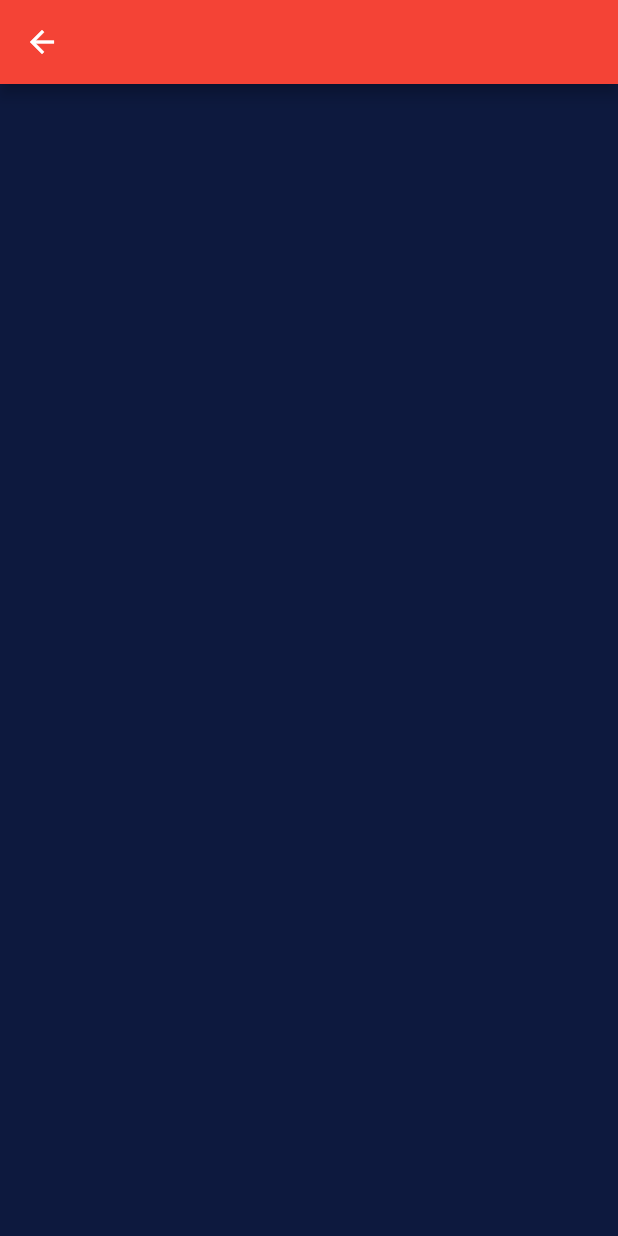
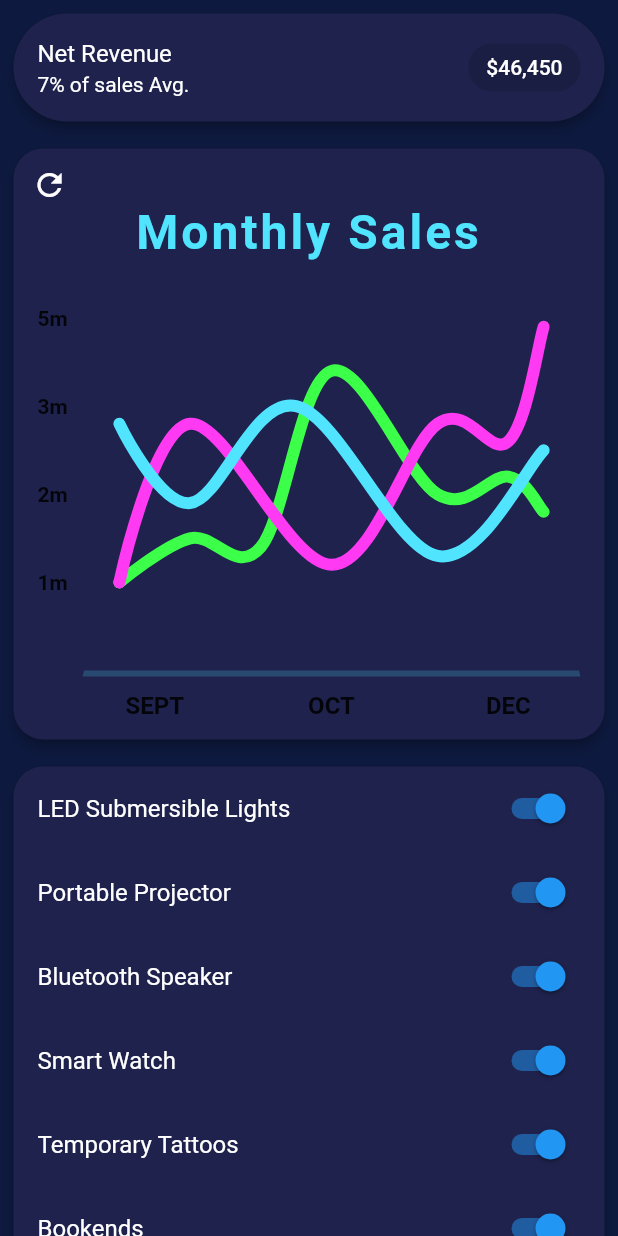
Before and after one commit to EhsanTgv/ui_panel_dashboard_practice, a Flutter app: the PanelRightPage screen opened directly, on a phone screen of 412 x 824 dp. Run offline on Flutter 3.47's test engine with Material 2 defaults, Android fonts, the phone set to English and light mode, and no system bars; drawn by our look-alikes of fl_chart.

Commit message:
Implement Right panel

```diff
--- /dev/null
+++ b/lib/panel_right_page/line_chart_sample1.dart
@@ -0,0 +1,371 @@
+import 'package:fl_chart/fl_chart.dart';
+import 'package:flutter/material.dart';
+import 'package:ui_panel_dashboard_practice/constants.dart';
+
+class _LineChart extends StatelessWidget {
+  const _LineChart({required this.isShowingMainData});
+
+  final bool isShowingMainData;
+
+  @override
+  Widget build(BuildContext context) {
+    return LineChart(
+      isShowingMainData ? sampleData1 : sampleData2,
+      swapAnimationDuration: const Duration(milliseconds: 250),
+    );
+  }
+
+  LineChartData get sampleData1 => LineChartData(
+        lineTouchData: lineTouchData1,
+        gridData: gridData,
+        titlesData: titlesData1,
+        borderData: borderData,
+        lineBarsData: lineBarsData1,
+        minX: 0,
+        maxX: 14,
+        maxY: 4,
+        minY: 0,
+      );
+
+  LineChartData get sampleData2 => LineChartData(
+        lineTouchData: lineTouchData2,
+        gridData: gridData,
+        titlesData: titlesData2,
+        borderData: borderData,
+        lineBarsData: lineBarsData2,
+        minX: 0,
+        maxX: 14,
+        maxY: 6,
+        minY: 0,
+      );
+
+  LineTouchData get lineTouchData1 => LineTouchData(
+        handleBuiltInTouches: true,
+        touchTooltipData: LineTouchTooltipData(
+          tooltipBgColor: Colors.blueGrey.withOpacity(0.8),
+        ),
+      );
+
+  FlTitlesData get titlesData1 => FlTitlesData(
+        bottomTitles: AxisTitles(
+          sideTitles: bottomTitles,
+        ),
+        rightTitles: AxisTitles(
+          sideTitles: SideTitles(showTitles: false),
+        ),
+        topTitles: AxisTitles(
+          sideTitles: SideTitles(showTitles: false),
+        ),
+        leftTitles: AxisTitles(
+          sideTitles: leftTitles(),
+        ),
+      );
+
+  List<LineChartBarData> get lineBarsData1 => [
+        lineChartBarData1_1,
+        lineChartBarData1_2,
+        lineChartBarData1_3,
+      ];
+
+  LineTouchData get lineTouchData2 => LineTouchData(
+        enabled: false,
+      );
+
+  FlTitlesData get titlesData2 => FlTitlesData(
+        bottomTitles: AxisTitles(
+          sideTitles: bottomTitles,
+        ),
+        rightTitles: AxisTitles(
+          sideTitles: SideTitles(showTitles: false),
+        ),
+        topTitles: AxisTitles(
+          sideTitles: SideTitles(showTitles: false),
+        ),
+        leftTitles: AxisTitles(
+          sideTitles: leftTitles(),
+        ),
+      );
+
+  List<LineChartBarData> get lineBarsData2 => [
+        lineChartBarData2_1,
+        lineChartBarData2_2,
+        lineChartBarData2_3,
+      ];
+
+  Widget leftTitleWidgets(double value, TitleMeta meta) {
+    const style = TextStyle(
+      fontWeight: FontWeight.bold,
+      fontSize: 14,
+    );
+    String text;
+    switch (value.toInt()) {
+      case 1:
+        text = '1m';
+        break;
+      case 2:
+        text = '2m';
+        break;
+      case 3:
+        text = '3m';
+        break;
+      case 4:
+        text = '5m';
+        break;
+      case 5:
+        text = '6m';
+        break;
+      default:
+        return Container();
+    }
+
+    return Text(text, style: style, textAlign: TextAlign.center);
+  }
+
+  SideTitles leftTitles() => SideTitles(
+        getTitlesWidget: leftTitleWidgets,
+        showTitles: true,
+        interval: 1,
+        reservedSize: 40,
+      );
+
+  Widget bottomTitleWidgets(double value, TitleMeta meta) {
+    const style = TextStyle(
+      fontWeight: FontWeight.bold,
+      fontSize: 16,
+    );
+    Widget text;
+    switch (value.toInt()) {
+      case 2:
+        text = const Text('SEPT', style: style);
+        break;
+      case 7:
+        text = const Text('OCT', style: style);
+        break;
+      case 12:
+        text = const Text('DEC', style: style);
+        break;
+      default:
+        text = const Text('');
+        break;
+    }
+
+    return SideTitleWidget(
+      axisSide: meta.axisSide,
+      space: 10,
+      child: text,
+    );
+  }
+
+  SideTitles get bottomTitles => SideTitles(
+        showTitles: true,
+        reservedSize: 32,
+        interval: 1,
+        getTitlesWidget: bottomTitleWidgets,
+      );
+
+  FlGridData get gridData => FlGridData(show: false);
+
+  FlBorderData get borderData => FlBorderData(
+        show: true,
+        border: Border(
+          bottom: BorderSide(
+              color: const Color(0xFF50E4FF).withOpacity(0.2), width: 4),
+          left: const BorderSide(color: Colors.transparent),
+          right: const BorderSide(color: Colors.transparent),
+          top: const BorderSide(color: Colors.transparent),
+        ),
+      );
+
+  LineChartBarData get lineChartBarData1_1 => LineChartBarData(
+        isCurved: true,
+        color: const Color(0xFF3BFF49),
+        barWidth: 8,
+        isStrokeCapRound: true,
+        dotData: FlDotData(show: false),
+        belowBarData: BarAreaData(show: false),
+        spots: const [
+          FlSpot(1, 1),
+          FlSpot(3, 1.5),
+          FlSpot(5, 1.4),
+          FlSpot(7, 3.4),
+          FlSpot(10, 2),
+          FlSpot(12, 2.2),
+          FlSpot(13, 1.8),
+        ],
+      );
+
+  LineChartBarData get lineChartBarData1_2 => LineChartBarData(
+        isCurved: true,
+        color: const Color(0xFFFF3AF2),
+        barWidth: 8,
+        isStrokeCapRound: true,
+        dotData: FlDotData(show: false),
+        belowBarData: BarAreaData(
+          show: false,
+          color: const Color(0xFFFF3AF2).withOpacity(0),
+        ),
+        spots: const [
+          FlSpot(1, 1),
+          FlSpot(3, 2.8),
+          FlSpot(7, 1.2),
+          FlSpot(10, 2.8),
+          FlSpot(12, 2.6),
+          FlSpot(13, 3.9),
+        ],
+      );
+
+  LineChartBarData get lineChartBarData1_3 => LineChartBarData(
+        isCurved: true,
+        color: const Color(0xFF50E4FF),
+        barWidth: 8,
+        isStrokeCapRound: true,
+        dotData: FlDotData(show: false),
+        belowBarData: BarAreaData(show: false),
+        spots: const [
+          FlSpot(1, 2.8),
+          FlSpot(3, 1.9),
+          FlSpot(6, 3),
+          FlSpot(10, 1.3),
+          FlSpot(13, 2.5),
+        ],
+      );
+
+  LineChartBarData get lineChartBarData2_1 => LineChartBarData(
+        isCurved: true,
+        curveSmoothness: 0,
+        color: const Color(0xFF3BFF49).withOpacity(0.5),
+        barWidth: 4,
+        isStrokeCapRound: true,
+        dotData: FlDotData(show: false),
+        belowBarData: BarAreaData(show: false),
+        spots: const [
+          FlSpot(1, 1),
+          FlSpot(3, 4),
+          FlSpot(5, 1.8),
+          FlSpot(7, 5),
+          FlSpot(10, 2),
+          FlSpot(12, 2.2),
+          FlSpot(13, 1.8),
+        ],
+      );
+
+  LineChartBarData get lineChartBarData2_2 => LineChartBarData(
+        isCurved: true,
+        color: const Color(0xFFFF3AF2).withOpacity(0.5),
+        barWidth: 4,
+        isStrokeCapRound: true,
+        dotData: FlDotData(show: false),
+        belowBarData: BarAreaData(
+          show: true,
+          color: const Color(0xFFFF3AF2).withOpacity(0.2),
+        ),
+        spots: const [
+          FlSpot(1, 1),
+          FlSpot(3, 2.8),
+          FlSpot(7, 1.2),
+          FlSpot(10, 2.8),
+          FlSpot(12, 2.6),
+          FlSpot(13, 3.9),
+        ],
+      );
+
+  LineChartBarData get lineChartBarData2_3 => LineChartBarData(
+        isCurved: true,
+        curveSmoothness: 0,
+        color: const Color(0xFF50E4FF).withOpacity(0.5),
+        barWidth: 2,
+        isStrokeCapRound: true,
+        dotData: FlDotData(show: true),
+        belowBarData: BarAreaData(show: false),
+        spots: const [
+          FlSpot(1, 3.8),
+          FlSpot(3, 1.9),
+          FlSpot(6, 5),
+          FlSpot(10, 3.3),
+          FlSpot(13, 4.5),
+        ],
+      );
+}
+
+class LineChartSample1 extends StatefulWidget {
+  const LineChartSample1({super.key});
+
+  @override
+  State<StatefulWidget> createState() => LineChartSample1State();
+}
+
+class LineChartSample1State extends State<LineChartSample1> {
+  late bool isShowingMainData;
+
+  @override
+  void initState() {
+    super.initState();
+    isShowingMainData = true;
+  }
+
+  @override
+  Widget build(BuildContext context) {
+    return Padding(
+      padding: const EdgeInsets.only(
+        right: Constants.kPadding / 2,
+        top: Constants.kPadding,
+        left: Constants.kPadding / 2,
+      ),
+      child: AspectRatio(
+        aspectRatio: 1.0,
+        child: Card(
+          color: Constants.purpleLight,
+          shape:
+              RoundedRectangleBorder(borderRadius: BorderRadius.circular(20)),
+          elevation: 3,
+          child: Stack(
+            children: <Widget>[
+              Column(
+                crossAxisAlignment: CrossAxisAlignment.stretch,
+                children: <Widget>[
+                  const SizedBox(
+                    height: 37,
+                  ),
+                  const Text(
+                    'Monthly Sales',
+                    style: TextStyle(
+                      color: Color(0xFF50E4FF),
+                      fontSize: 32,
+                      fontWeight: FontWeight.bold,
+                      letterSpacing: 2,
+                    ),
+                    textAlign: TextAlign.center,
+                  ),
+                  const SizedBox(
+                    height: 37,
+                  ),
+                  Expanded(
+                    child: Padding(
+                      padding: const EdgeInsets.only(right: 16, left: 6),
+                      child: _LineChart(isShowingMainData: isShowingMainData),
+                    ),
+                  ),
+                  const SizedBox(
+                    height: 10,
+                  ),
+                ],
+              ),
+              IconButton(
+                icon: Icon(
+                  Icons.refresh,
+                  color:
+                      Colors.white.withOpacity(isShowingMainData ? 1.0 : 0.5),
+                ),
+                onPressed: () {
+                  setState(() {
+                    isShowingMainData = !isShowingMainData;
+                  });
+                },
+              )
+            ],
+          ),
+        ),
+      ),
+    );
+  }
+}
--- a/lib/panel_right_page/panel_right_page.dart
+++ b/lib/panel_right_page/panel_right_page.dart
@@ -1,4 +1,13 @@
 import 'package:flutter/material.dart';
+import 'package:ui_panel_dashboard_practice/constants.dart';
+import 'package:ui_panel_dashboard_practice/panel_right_page/line_chart_sample1.dart';
+
+class Product {
+  String name;
+  bool enable;
+
+  Product({this.enable = true, required this.name});
+}
 
 class PanelRightPage extends StatefulWidget {
   const PanelRightPage({Key? key}) : super(key: key);
@@ -8,11 +17,98 @@ class PanelRightPage extends StatefulWidget {
 }
 
 class _PanelRightPageState extends State<PanelRightPage> {
+  final List<Product> _products = [
+    Product(name: "LED Submersible Lights", enable: true),
+    Product(name: "Portable Projector", enable: true),
+    Product(name: "Bluetooth Speaker", enable: true),
+    Product(name: "Smart Watch", enable: true),
+    Product(name: "Temporary Tattoos", enable: true),
+    Product(name: "Bookends", enable: true),
+    Product(name: "Vegetable Chopper", enable: true),
+    Product(name: "Neck Massager", enable: true),
+    Product(name: "Facial Cleanser", enable: true),
+    Product(name: "Back Cushion", enable: true),
+  ];
+
   @override
   Widget build(BuildContext context) {
-    return  Scaffold(
-      appBar: AppBar(
-        backgroundColor: Colors.red,
+    return Scaffold(
+      body: SingleChildScrollView(
+        child: Column(
+          children: [
+            Padding(
+              padding: const EdgeInsets.only(
+                right: Constants.kPadding / 2,
+                top: Constants.kPadding / 2,
+                left: Constants.kPadding / 2,
+              ),
+              child: Card(
+                color: Constants.purpleLight,
+                elevation: 3,
+                shape: RoundedRectangleBorder(
+                  borderRadius: BorderRadius.circular(50),
+                ),
+                child: const SizedBox(
+                  width: double.infinity,
+                  child: ListTile(
+                    title: Text(
+                      "Net Revenue",
+                      style: TextStyle(
+                        color: Colors.white,
+                      ),
+                    ),
+                    subtitle: Text(
+                      "7% of sales Avg.",
+                      style: TextStyle(
+                        color: Colors.white,
+                      ),
+                    ),
+                    trailing: Chip(
+                      label: Text(
+                        r"$46,450",
+                        style: TextStyle(
+                          color: Colors.white,
+                        ),
+                      ),
+                    ),
+                  ),
+                ),
+              ),
+            ),
+            const LineChartSample1(),
+            Padding(
+              padding: const EdgeInsets.only(
+                right: Constants.kPadding / 2,
+                bottom: Constants.kPadding,
+                top: Constants.kPadding,
+                left: Constants.kPadding / 2,
+              ),
+              child: Card(
+                color: Constants.purpleLight,
+                elevation: 3,
+                shape: RoundedRectangleBorder(
+                    borderRadius: BorderRadius.circular(20)),
+                child: Column(
+                  children: List.generate(
+                    _products.length,
+                    (index) => SwitchListTile.adaptive(
+                      title: Text(
+                        _products[index].name,
+                        style: const TextStyle(color: Colors.white),
+                      ),
+                      value: _products[index].enable,
+                      onChanged: (newValue) {
+                        setState(() {
+                          _products[index].enable = newValue;
+                        });
+                      },
+                    ),
+                  ),
+                ),
+              ),
+            ),
+          ],
+        ),
       ),
     );
   }
```
